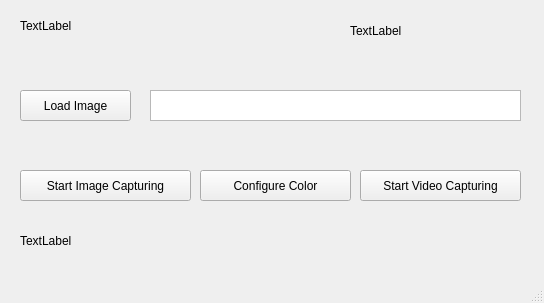
This is MainGui/form.ui in SiamMiri/RoboCup-SSLVision as Qt 5 draws it before an edit. The edited form follows.
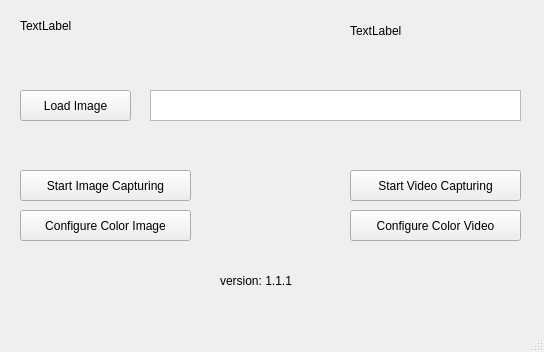
This is the edited form.

```diff
--- a/MainGui/form.ui
+++ b/MainGui/form.ui
@@ -7,9 +7,15 @@
     <x>0</x>
     <y>0</y>
     <width>544</width>
-    <height>303</height>
+    <height>352</height>
    </rect>
   </property>
+  <property name="maximumSize">
+   <size>
+    <width>550</width>
+    <height>352</height>
+   </size>
+  </property>
   <property name="windowTitle">
    <string>MainWindow</string>
   </property>
@@ -69,9 +75,9 @@
    <widget class="QPushButton" name="pushButton">
     <property name="geometry">
      <rect>
-      <x>360</x>
+      <x>350</x>
       <y>170</y>
-      <width>161</width>
+      <width>171</width>
       <height>31</height>
      </rect>
     </property>
@@ -82,14 +88,14 @@
    <widget class="QPushButton" name="btn_ColorConfiguration">
     <property name="geometry">
      <rect>
-      <x>200</x>
-      <y>170</y>
-      <width>151</width>
+      <x>20</x>
+      <y>210</y>
+      <width>171</width>
       <height>31</height>
      </rect>
     </property>
     <property name="text">
-     <string>Configure Color</string>
+     <string>Configure Color Image</string>
     </property>
    </widget>
    <widget class="QTextEdit" name="txt_FilePath">
@@ -105,14 +111,27 @@
    <widget class="QLabel" name="lbl_version">
     <property name="geometry">
      <rect>
-      <x>20</x>
-      <y>230</y>
-      <width>81</width>
+      <x>220</x>
+      <y>270</y>
+      <width>101</width>
       <height>21</height>
      </rect>
     </property>
     <property name="text">
-     <string>TextLabel</string>
+     <string>version: 1.1.1</string>
+    </property>
+   </widget>
+   <widget class="QPushButton" name="btn_VideoColorConfiguration">
+    <property name="geometry">
+     <rect>
+      <x>350</x>
+      <y>210</y>
+      <width>171</width>
+      <height>31</height>
+     </rect>
+    </property>
+    <property name="text">
+     <string>Configure Color Video</string>
     </property>
    </widget>
   </widget>
```
Left out of the diff: 4 changed lines with no effect on the pictures.
